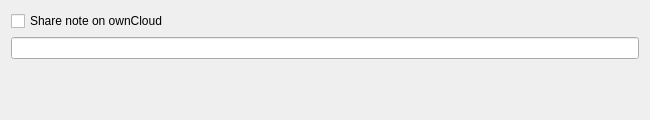
Before: the Qt Designer form src/dialogs/sharedialog.ui in pbek/QOwnNotes, drawn with Qt 5.
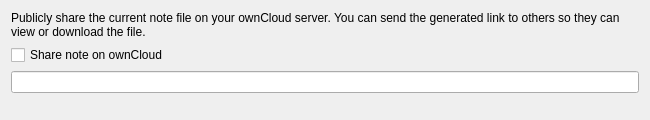
After: the same form once the commit is applied. Icons and pictures are not drawn.

Commit message: #1049, added more information to the note sharing dialog and the sharing notification

The edit to the form file:
```diff
--- a/src/dialogs/sharedialog.ui
+++ b/src/dialogs/sharedialog.ui
@@ -24,14 +24,14 @@
     <normaloff>:/icons/breeze-qownnotes/16x16/document-share.svg</normaloff>:/icons/breeze-qownnotes/16x16/document-share.svg</iconset>
   </property>
   <layout class="QGridLayout" name="gridLayout">
-   <item row="0" column="0">
+   <item row="1" column="0">
     <widget class="QCheckBox" name="linkCheckBox">
      <property name="text">
       <string>Share note on ownCloud</string>
      </property>
     </widget>
    </item>
-   <item row="1" column="0">
+   <item row="2" column="0">
     <widget class="QLineEdit" name="linkUrlLineEdit">
      <property name="toolTip">
       <string>The public url of your note</string>
@@ -41,7 +41,7 @@
      </property>
     </widget>
    </item>
-   <item row="2" column="0">
+   <item row="3" column="0">
     <spacer name="verticalSpacer">
      <property name="orientation">
       <enum>Qt::Vertical</enum>
@@ -54,6 +54,19 @@
      </property>
     </spacer>
    </item>
+   <item row="0" column="0">
+    <widget class="QLabel" name="infoLabel1">
+     <property name="text">
+      <string>Publicly share the current note file on your ownCloud server. You can send the generated link to others so they can view or download the file.</string>
+     </property>
+     <property name="wordWrap">
+      <bool>true</bool>
+     </property>
+     <property name="textInteractionFlags">
+      <set>Qt::LinksAccessibleByMouse|Qt::TextSelectableByMouse</set>
+     </property>
+    </widget>
+   </item>
   </layout>
  </widget>
  <resources>
```
The commit also changes 31 other files.
